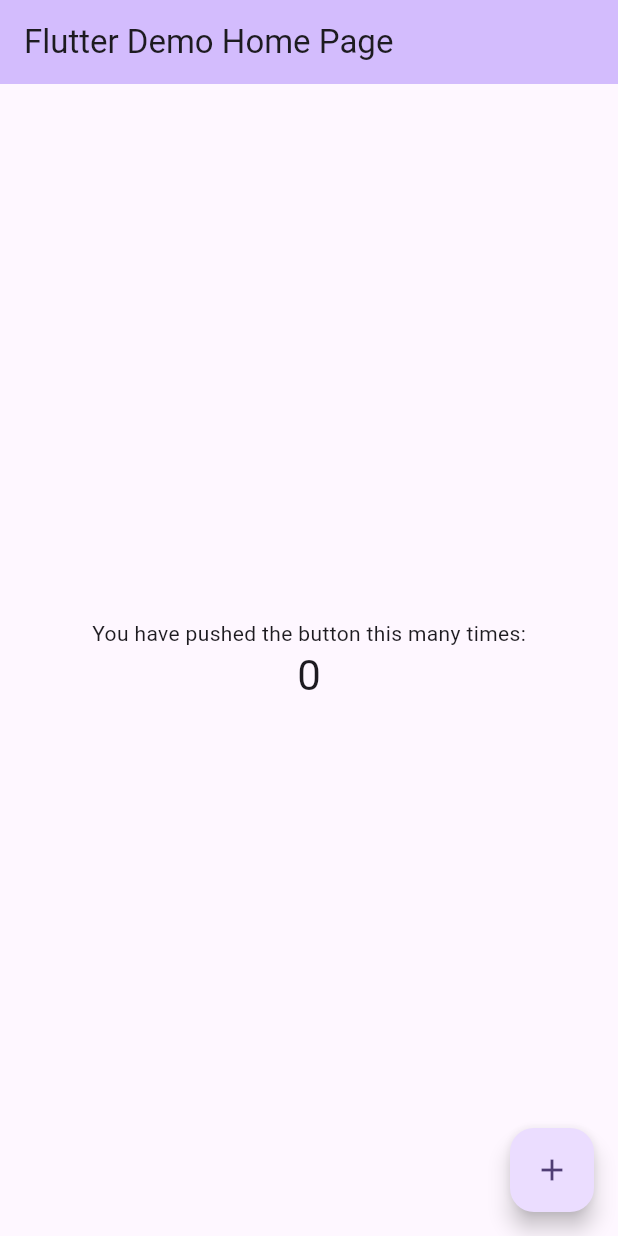
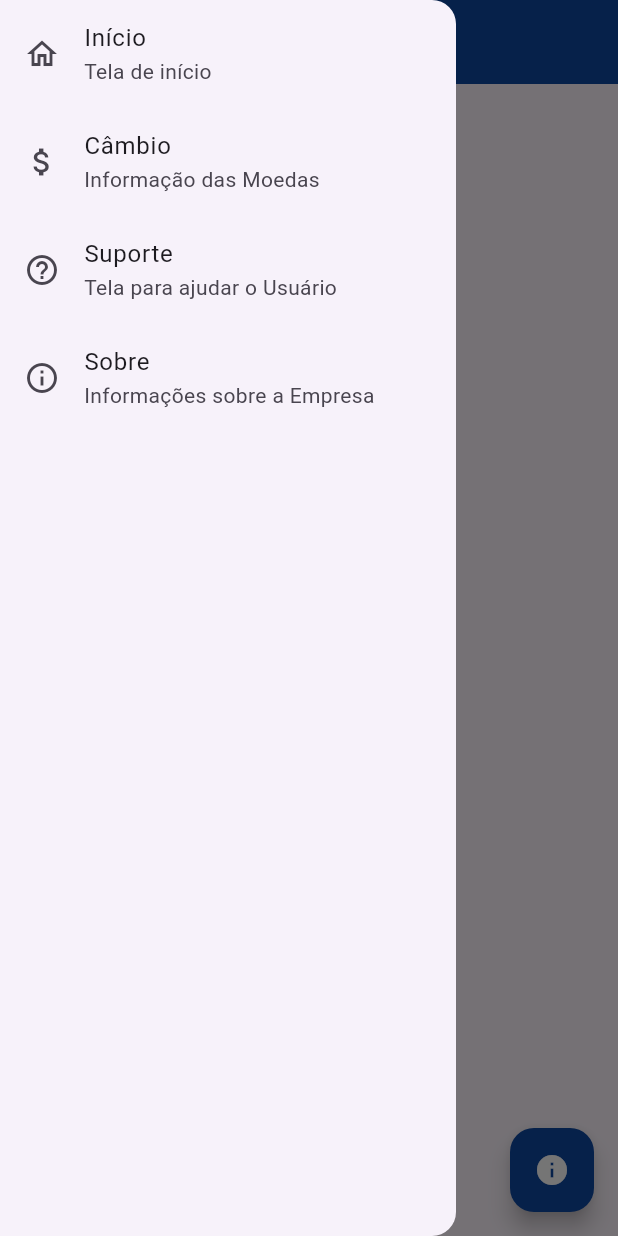
Before and after one commit to ssiury/conversor-cambio, a Flutter app: the screen it shows after launch, with the side drawer open (before the commit the screen has no drawer), on a phone screen of 412 x 824 dp. Run offline on Flutter 3.47's test engine with Material 3 defaults, Android fonts, the phone set to English and light mode, and no system bars.

Commit message:
Scaffold

```diff
--- /dev/null
+++ b/lib/AppWidget.dart
@@ -0,0 +1,26 @@
+// ignore_for_file: file_names
+
+import 'package:flutter/material.dart';
+import 'package:login/HomePage.dart';
+//import 'package:login/Controller/ControllerThem.dart';
+
+// ignore: use_key_in_widget_constructors
+class AppWidget extends StatelessWidget {
+  @override
+  Widget build(BuildContext context) {
+    /*return AnimatedBuilder(
+        animation: AppController.instance,
+        builder: (context, child) {*/
+    return MaterialApp(
+      theme: ThemeData(
+        appBarTheme: AppBarTheme(color: Colors.blue[900]),
+        primaryColor: Colors.blue[900],
+        /*brightness: AppController.instance.isDartTheme
+                    ? Brightness.dark
+                    : Brightness.light*/
+      ),
+      home: HomePage(),
+    );
+    /*});*/
+  }
+}
--- /dev/null
+++ b/lib/HomePage.dart
@@ -0,0 +1,62 @@
+// ignore_for_file: file_names
+
+import 'package:flutter/material.dart';
+
+// ignore: use_key_in_widget_constructors
+class HomePage extends StatefulWidget {
+  @override
+  State<HomePage> createState() {
+    return HomePageState();
+  }
+}
+
+class HomePageState extends State<HomePage> {
+  bool isDartTheme = true;
+  @override
+  Widget build(BuildContext context) {
+    return Scaffold(
+      drawer: const Drawer(
+        child: Column(
+          children: [
+            ListTile(
+              leading: Icon(Icons.home_outlined),
+              title: Text('Início'),
+              subtitle: Text('Tela de início'),
+            ),
+            ListTile(
+              leading: Icon(Icons.attach_money),
+              title: Text('Câmbio'),
+              subtitle: Text('Informação das Moedas'),
+            ),
+            ListTile(
+              leading: Icon(Icons.help_outline),
+              title: Text('Suporte'),
+              subtitle: Text('Tela para ajudar o Usuário'),
+            ),
+            ListTile(
+              leading: Icon(Icons.info_outlined),
+              title: Text('Sobre'),
+              subtitle: Text('Informações sobre a Empresa'),
+            ),
+          ],
+        ),
+      ),
+      appBar: AppBar(
+        iconTheme: const IconThemeData(color: Colors.white),
+        centerTitle: true,
+        title: const Text(
+          'TÍTULO DO APP',
+          style: TextStyle(color: Colors.white, fontWeight: FontWeight.bold),
+        ),
+      ),
+      floatingActionButton: FloatingActionButton(
+        backgroundColor: Colors.blue[900],
+        child: const Icon(
+          Icons.info,
+          color: Colors.white,
+        ),
+        onPressed: () {},
+      ),
+    );
+  }
+}
--- a/lib/main.dart
+++ b/lib/main.dart
@@ -1,125 +1,6 @@
 import 'package:flutter/material.dart';
+import 'package:login/AppWidget.dart';
 
 void main() {
-  runApp(const MyApp());
+  runApp(AppWidget());
 }
-
-class MyApp extends StatelessWidget {
-  const MyApp({super.key});
-
-  // This widget is the root of your application.
-  @override
-  Widget build(BuildContext context) {
-    return MaterialApp(
-      title: 'Flutter Demo',
-      theme: ThemeData(
-        // This is the theme of your application.
-        //
-        // TRY THIS: Try running your application with "flutter run". You'll see
-        // the application has a purple toolbar. Then, without quitting the app,
-        // try changing the seedColor in the colorScheme below to Colors.green
-        // and then invoke "hot reload" (save your changes or press the "hot
-        // reload" button in a Flutter-supported IDE, or press "r" if you used
-        // the command line to start the app).
-        //
-        // Notice that the counter didn't reset back to zero; the application
-        // state is not lost during the reload. To reset the state, use hot
-        // restart instead.
-        //
-        // This works for code too, not just values: Most code changes can be
-        // tested with just a hot reload.
-        colorScheme: ColorScheme.fromSeed(seedColor: Colors.deepPurple),
-        useMaterial3: true,
-      ),
-      home: const MyHomePage(title: 'Flutter Demo Home Page'),
-    );
-  }
-}
-
-class MyHomePage extends StatefulWidget {
-  const MyHomePage({super.key, required this.title});
-
-  // This widget is the home page of your application. It is stateful, meaning
-  // that it has a State object (defined below) that contains fields that affect
-  // how it looks.
-
-  // This class is the configuration for the state. It holds the values (in this
-  // case the title) provided by the parent (in this case the App widget) and
-  // used by the build method of the State. Fields in a Widget subclass are
-  // always marked "final".
-
-  final String title;
-
-  @override
-  State<MyHomePage> createState() => _MyHomePageState();
-}
-
-class _MyHomePageState extends State<MyHomePage> {
-  int _counter = 0;
-
-  void _incrementCounter() {
-    setState(() {
-      // This call to setState tells the Flutter framework that something has
-      // changed in this State, which causes it to rerun the build method below
-      // so that the display can reflect the updated values. If we changed
-      // _counter without calling setState(), then the build method would not be
-      // called again, and so nothing would appear to happen.
-      _counter++;
-    });
-  }
-
-  @override
-  Widget build(BuildContext context) {
-    // This method is rerun every time setState is called, for instance as done
-    // by the _incrementCounter method above.
-    //
-    // The Flutter framework has been optimized to make rerunning build methods
-    // fast, so that you can just rebuild anything that needs updating rather
-    // than having to individually change instances of widgets.
-    return Scaffold(
-      appBar: AppBar(
-        // TRY THIS: Try changing the color here to a specific color (to
-        // Colors.amber, perhaps?) and trigger a hot reload to see the AppBar
-        // change color while the other colors stay the same.
-        backgroundColor: Theme.of(context).colorScheme.inversePrimary,
-        // Here we take the value from the MyHomePage object that was created by
-        // the App.build method, and use it to set our appbar title.
-        title: Text(widget.title),
-      ),
-      body: Center(
-        // Center is a layout widget. It takes a single child and positions it
-        // in the middle of the parent.
-        child: Column(
-          // Column is also a layout widget. It takes a list of children and
-          // arranges them vertically. By default, it sizes itself to fit its
-          // children horizontally, and tries to be as tall as its parent.
-          //
-          // Column has various properties to control how it sizes itself and
-          // how it positions its children. Here we use mainAxisAlignment to
-          // center the children vertically; the main axis here is the vertical
-          // axis because Columns are vertical (the cross axis would be
-          // horizontal).
-          //
-          // TRY THIS: Invoke "debug painting" (choose the "Toggle Debug Paint"
-          // action in the IDE, or press "p" in the console), to see the
-          // wireframe for each widget.
-          mainAxisAlignment: MainAxisAlignment.center,
-          children: <Widget>[
-            const Text(
-              'You have pushed the button this many times:',
-            ),
-            Text(
-              '$_counter',
-              style: Theme.of(context).textTheme.headlineMedium,
-            ),
-          ],
-        ),
-      ),
-      floatingActionButton: FloatingActionButton(
-        onPressed: _incrementCounter,
-        tooltip: 'Increment',
-        child: const Icon(Icons.add),
-      ), // This trailing comma makes auto-formatting nicer for build methods.
-    );
-  }
-}
```
Also changed, not shown: 1 other file.
